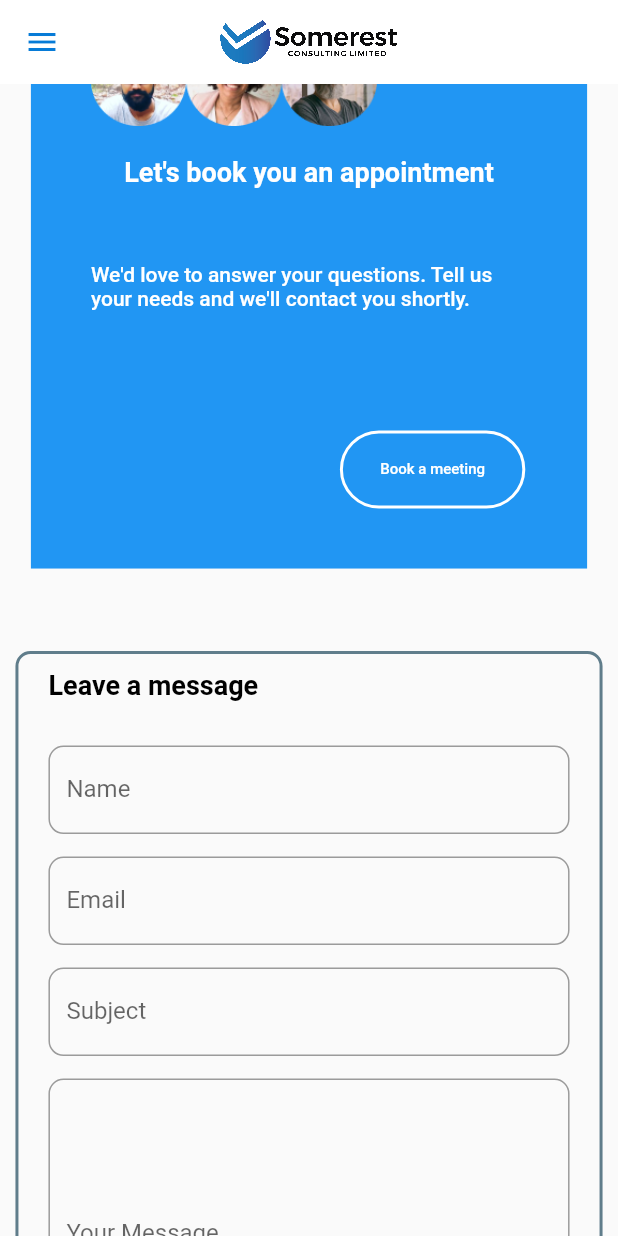
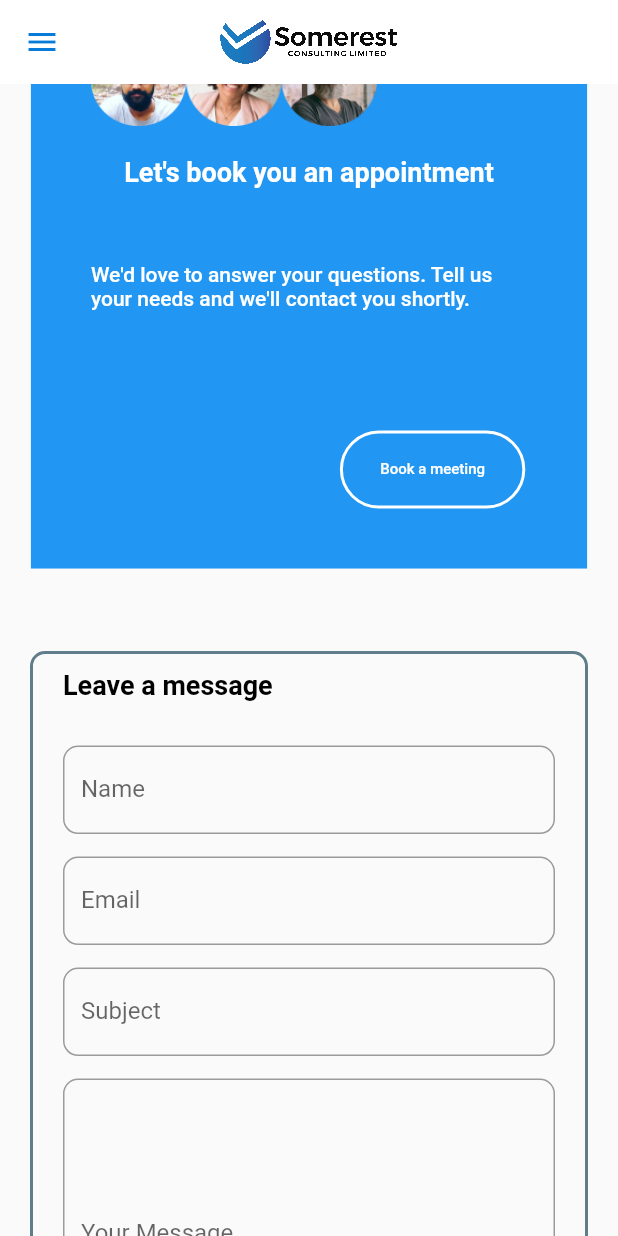
Before and after one commit to Nwaneto/somerest-app, a Flutter app: the screen it shows after launch, scrolled down 2304 dp, on a phone screen of 412 x 824 dp. Run offline on Flutter 3.47's test engine with Material 2 defaults, Android fonts, the phone set to English and light mode, and no system bars; Roboto replaces fonts that are missing (Raleway).

Commit message:
Fixed: Scaling issues

```diff
--- a/lib/home_page.dart
+++ b/lib/home_page.dart
@@ -713,8 +713,7 @@ class _HomePageState extends State<HomePage> {
 			// After covering that large amount of content, we move to the column for leaving messages to
 			// the support team.
 			Container(
-				alignment: Alignment.topLeft,
-				margin: const EdgeInsets.only(top: 30, bottom: 30),
+				margin: const EdgeInsets.only(top: 30, bottom: 30, left: 20,  right: 20),
 				width: screenSize.width * 0.95,
 				padding: ResponsiveWidget.isSmallScreen(context) ? const EdgeInsets.only(top: 10, bottom: 10, left:  20, right: 20) : const EdgeInsets.only(top: 10, bottom: 10, left:  50, right: 50),
 				decoration: BoxDecoration(
```
